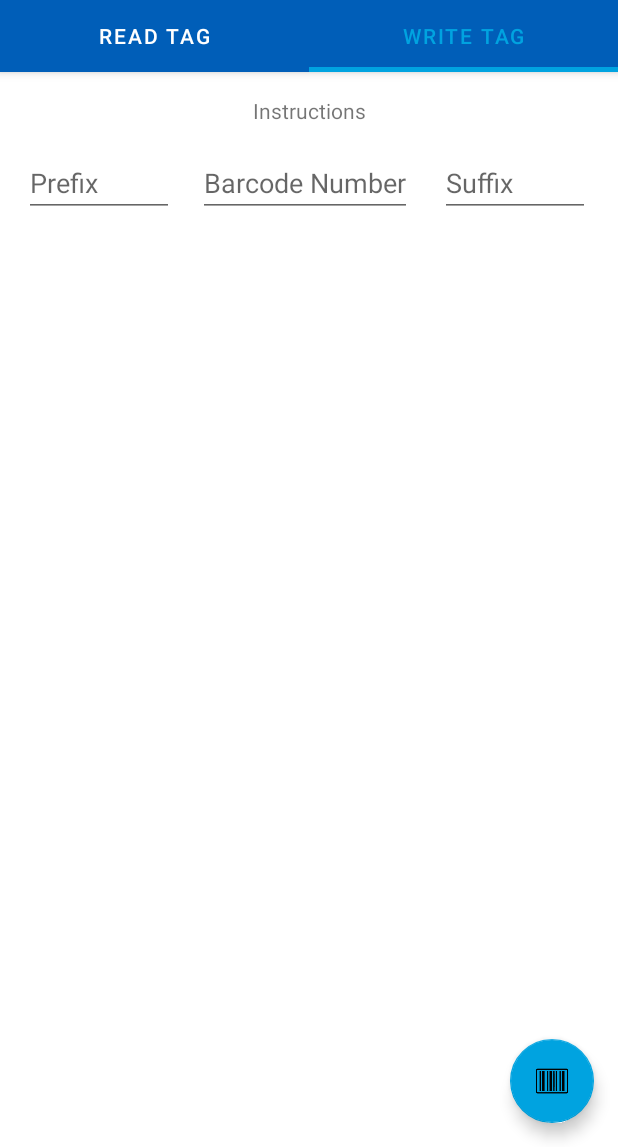
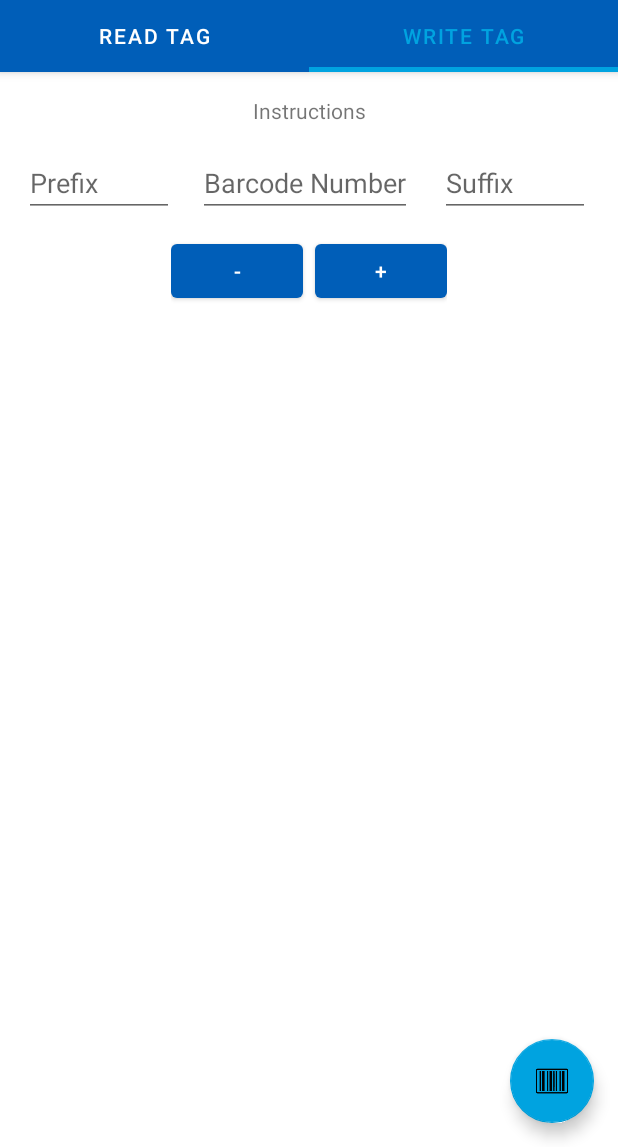
Before and after one commit to alienmanfc6/nfc-factory, an Android app: the screen it shows after launch (MainActivity), tab 2 chosen, on a phone screen of 412 x 824 dp, the part 89-1236 px from its top. Run offline under Robolectric (Android 15) with nearby library versions, the phone set to English and light mode, and no system bars.

Commit message:
Adds button to adjust barcode number

```diff
--- a/app/src/main/java/com/alienmantech/nfcfactory/fragments/WriteTagFragment.kt
+++ b/app/src/main/java/com/alienmantech/nfcfactory/fragments/WriteTagFragment.kt
@@ -6,6 +6,7 @@ import androidx.fragment.app.Fragment
 import android.view.LayoutInflater
 import android.view.View
 import android.view.ViewGroup
+import android.widget.Button
 import android.widget.EditText
 import android.widget.TextView
 import androidx.lifecycle.ViewModelProvider
@@ -27,6 +28,9 @@ class WriteTagFragment : BaseTagFragment() {
     private lateinit var numberEditText: EditText
     private lateinit var suffixEditText: EditText
     private lateinit var mViewModel: WriteTagViewModel
+    private lateinit var increaseButton: Button
+    private lateinit var decreaseButton: Button
+
 
     override fun onCreate(savedInstanceState: Bundle?) {
         super.onCreate(savedInstanceState)
@@ -47,6 +51,16 @@ class WriteTagFragment : BaseTagFragment() {
         prefixEditText = root.findViewById(R.id.prefix_edit_text)
         numberEditText = root.findViewById(R.id.number_edit_text)
         suffixEditText = root.findViewById(R.id.suffix_edit_text)
+        increaseButton = root.findViewById(R.id.increase_number_button)
+        decreaseButton = root.findViewById(R.id.decrease_number_button)
+
+        increaseButton.setOnClickListener {
+            increaseNumber(1)
+        }
+
+        decreaseButton.setOnClickListener {
+            increaseNumber(-1)
+        }
 
         return root
     }
--- a/app/src/main/res/layout/fragment_write_tag.xml
+++ b/app/src/main/res/layout/fragment_write_tag.xml
@@ -15,6 +15,7 @@
         android:text="Instructions" />
 
     <androidx.constraintlayout.widget.ConstraintLayout
+        android:id="@+id/barcode_edit_text_container"
         android:layout_width="match_parent"
         android:layout_height="wrap_content"
         android:layout_below="@id/main_label">
@@ -49,4 +50,28 @@
 
     </androidx.constraintlayout.widget.ConstraintLayout>
 
+    <LinearLayout
+        android:layout_width="wrap_content"
+        android:layout_height="wrap_content"
+        android:orientation="horizontal"
+        android:layout_below="@id/barcode_edit_text_container"
+        android:layout_marginTop="12dp"
+        android:layout_centerHorizontal="true"
+        >
+
+        <Button
+            android:id="@+id/decrease_number_button"
+            android:layout_width="wrap_content"
+            android:layout_height="wrap_content"
+            android:text="-" />
+
+        <Button
+            android:id="@+id/increase_number_button"
+            android:layout_width="wrap_content"
+            android:layout_height="wrap_content"
+            android:layout_marginStart="8dp"
+            android:text="+" />
+
+    </LinearLayout>
+
 </RelativeLayout>
```
